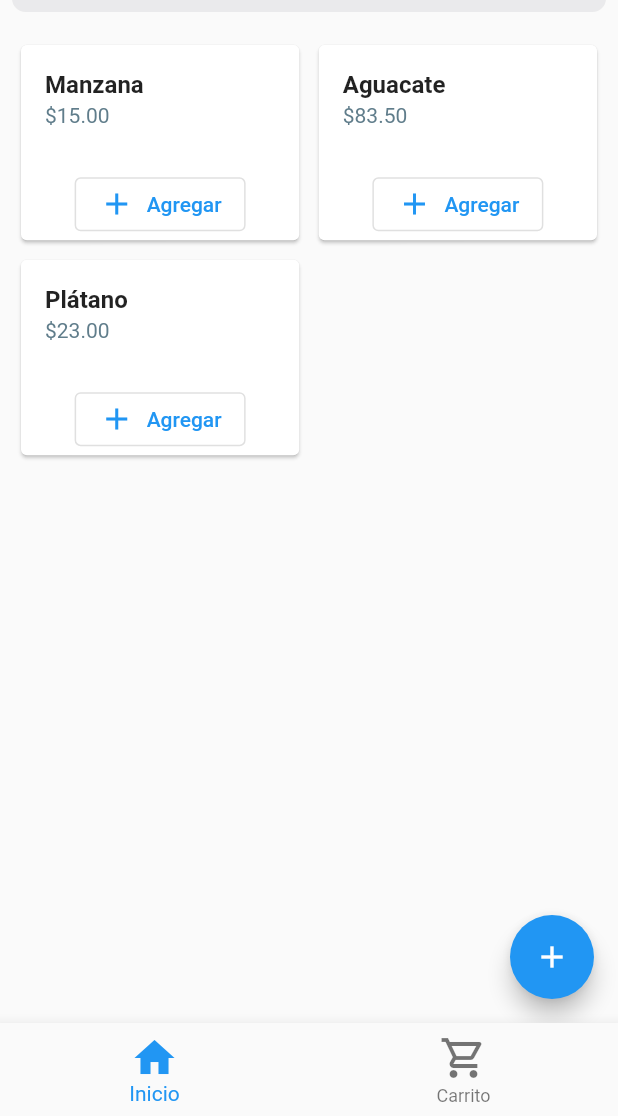
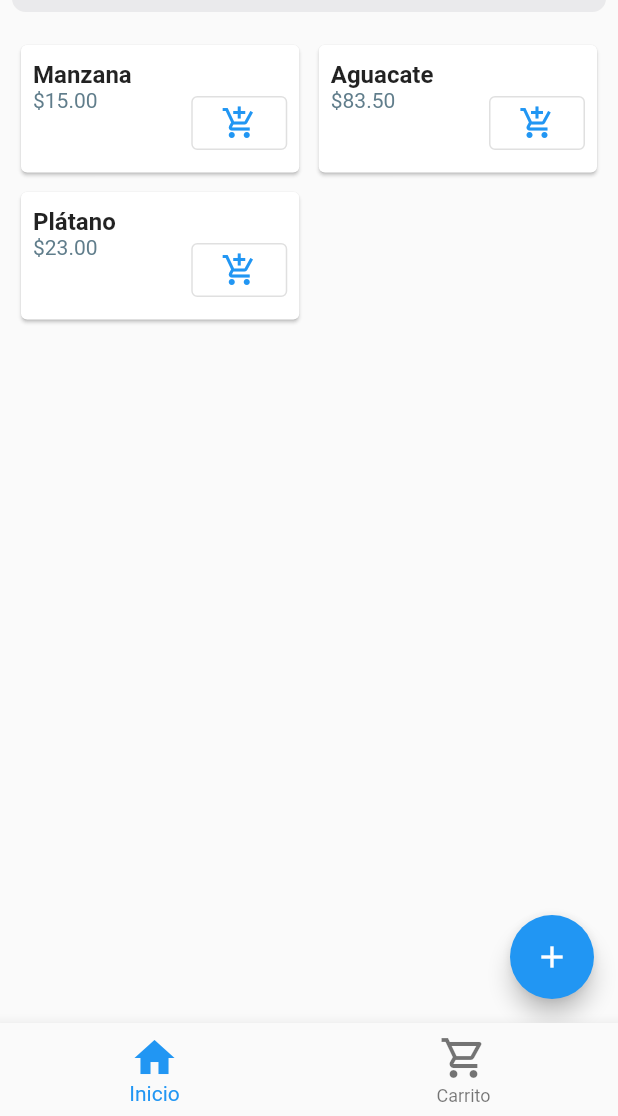
Before and after one commit to MoyaMaker/money_manager, a Flutter app: the screen it shows after launch, on a phone screen of 412 x 824 dp, the part 120-1236 px from its top. Run offline on Flutter 3.47's test engine with Material 2 defaults, Android fonts, the light colour scheme and no system bars; our stand-ins replace flutter_mobx, mobx; generated files the repository leaves out were written again.

Commit message:
update grocerie item ui

```diff
--- a/lib/modules/groceries/pages/groceries_page.dart
+++ b/lib/modules/groceries/pages/groceries_page.dart
@@ -63,9 +63,9 @@ class GroceriesPage extends StatelessWidget {
     return GridView.builder(
         itemCount: items.length,
         gridDelegate: const SliverGridDelegateWithMaxCrossAxisExtent(
-            maxCrossAxisExtent: 300,
+            maxCrossAxisExtent: 200,
+            childAspectRatio: 2.08,
             crossAxisSpacing: 5.0,
-            childAspectRatio: 1.4,
             mainAxisSpacing: 5.0),
         padding: const EdgeInsets.all(10.0),
         itemBuilder: (ctx, index) {
@@ -75,19 +75,19 @@ class GroceriesPage extends StatelessWidget {
 
   Widget itemWidget(BuildContext context, GroceryItemStore item) {
     return Card(
-      child: Column(
-        mainAxisAlignment: MainAxisAlignment.spaceBetween,
-        children: [
-          ListTile(
+      child: ListTile(
+        contentPadding: const EdgeInsets.all(8.0),
         title: Text(item.name,
             style: const TextStyle(
-                    fontSize: 16.0, fontWeight: FontWeight.bold)),
-            subtitle: Text(item.unitPriceFormatted,
-                style: const TextStyle(fontSize: 14.0, color: Colors.blueGrey)),
-          ),
-          OutlinedButton.icon(
-              icon: const Icon(Icons.add),
-              label: const Text('Agregar'),
+                fontSize: 16.0, fontWeight: FontWeight.bold, height: 1.0)),
+        subtitle: Row(
+          mainAxisAlignment: MainAxisAlignment.spaceBetween,
+          crossAxisAlignment: CrossAxisAlignment.start,
+          children: [
+            Text(item.unitPriceFormatted,
+                style: const TextStyle(
+                    fontSize: 14.0, color: Colors.blueGrey, height: 1.25)),
+            OutlinedButton(
                 onPressed: () => showDialog<void>(
                       context: context,
                       builder: (BuildContext context) {
@@ -99,8 +99,10 @@ class GroceriesPage extends StatelessWidget {
                               Navigator.pop(context);
                             });
                       },
-                  ))
+                    ),
+                child: const Icon(Icons.add_shopping_cart)),
           ],
+        ),
       ),
     );
   }
```
Lines whose indentation alone changed are shown as unchanged.
